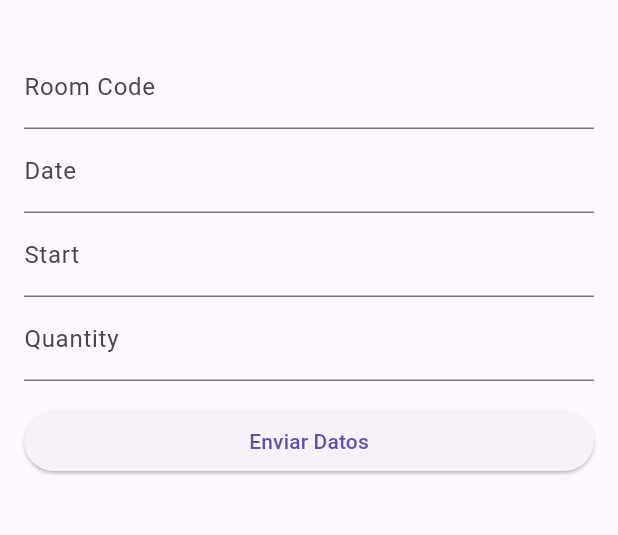
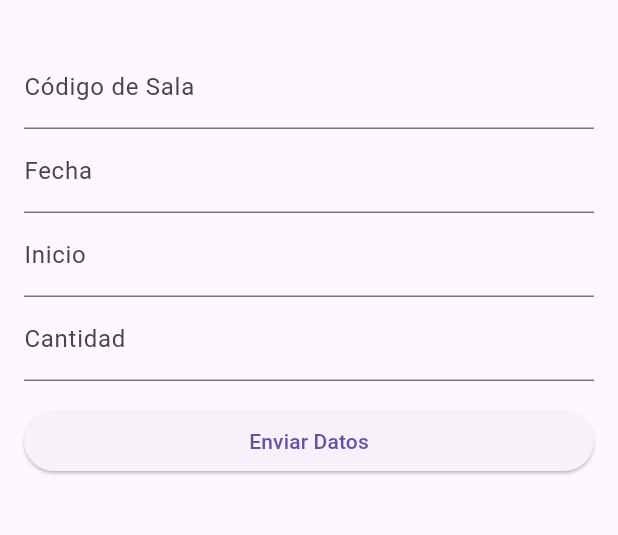
Before and after one commit to ggonu20/Proyecto-Movil-paralela, a Flutter app: the FormsreserveRequest screen opened directly, on a phone screen of 412 x 824 dp, the part 63-598 px from its top. Run offline on Flutter 3.47's test engine with Material 3 defaults, Android fonts, the phone set to English and light mode, and no system bars; our stand-ins replace google_sign_in, logger, shared_preferences; accounts and stored records are empty; network calls fail.

Commit message:
se modificaron los tags en pantalla en todos los forms

```diff
--- a/flutter/lib/forms/reserveCancel_form.dart
+++ b/flutter/lib/forms/reserveCancel_form.dart
@@ -28,11 +28,11 @@ class _ReserveCancelFormState extends State<ReserveCancelForm> {
           children: [
             TextField(
               controller: roomCodeController,
-              decoration: const InputDecoration(labelText: 'Room Code'),
+              decoration: const InputDecoration(labelText: 'Código de Sala'),
             ),
             TextField(
               controller: bookingTokenController,
-              decoration: const InputDecoration(labelText: 'Booking Token'),
+              decoration: const InputDecoration(labelText: 'Token'),
             ),
             const SizedBox(height: 16),
             ElevatedButton(
--- a/flutter/lib/forms/reserveInfo_forms.dart
+++ b/flutter/lib/forms/reserveInfo_forms.dart
@@ -17,14 +17,14 @@ class _FormsScreenState extends State<FormsreserveInfo> {
 
   String? roomCodeValidator(String? value){
     if (value == null || value.isEmpty){
-      return 'Ingrese el Room Code';
+      return 'Ingrese el Código de Sala';
     }
     return null;
   }
 
   String? startValidator(String? value){
     if (value == null || value.isEmpty){
-      return 'Ingrese el start';
+      return 'Ingrese el Inicio';
     }
     return null;
   }
@@ -42,12 +42,12 @@ class _FormsScreenState extends State<FormsreserveInfo> {
           children: [
             TextFormField(
               controller: roomCodeController,
-              decoration: const InputDecoration(labelText: 'Room Code'),
+              decoration: const InputDecoration(labelText: 'Código de Sala'),
               validator: roomCodeValidator,
             ),
             TextFormField(
               controller: startController,
-              decoration: const InputDecoration(labelText: 'Start'),
+              decoration: const InputDecoration(labelText: 'Inicio'),
               validator: startValidator,
             ),
             const SizedBox(height: 16),
--- a/flutter/lib/forms/reserveRequest_forms.dart
+++ b/flutter/lib/forms/reserveRequest_forms.dart
@@ -19,28 +19,28 @@ class _FormsScreenState extends State<FormsreserveRequest> {
 
   String? roomCodeValidator(String? value){
     if (value == null || value.isEmpty){
-      return 'Ingrese el Room Code';
+      return 'Ingrese el Código de Sala';
     }
     return null;
   }
 
   String? dateValidator(String? value){
     if (value == null || value.isEmpty){
-      return 'Ingrese el date';
+      return 'Ingrese la fecha';
     }
     return null;
   }
 
   String? startValidator(String? value){
     if (value == null || value.isEmpty){
-      return 'Ingrese el start';
+      return 'Ingrese el inicio';
     }
     return null;
   }
 
   String? quantityValidator(String? value){
     if (value == null || value.isEmpty){
-      return 'Ingrese el quantity';
+      return 'Ingrese la Cantidad';
     }
     return null;
   }
@@ -58,22 +58,22 @@ class _FormsScreenState extends State<FormsreserveRequest> {
           children: [
             TextFormField(
               controller: roomCodeController,
-              decoration: const InputDecoration(labelText: 'Room Code'),
+              decoration: const InputDecoration(labelText: 'Código de Sala'),
               validator: roomCodeValidator,
             ),
             TextFormField(
               controller: dateController,
-              decoration: const InputDecoration(labelText: 'Date'),
+              decoration: const InputDecoration(labelText: 'Fecha'),
               validator: dateValidator,
             ),
             TextFormField(
               controller: startController,
-              decoration: const InputDecoration(labelText: 'Start'),
+              decoration: const InputDecoration(labelText: 'Inicio'),
               validator: startValidator,
             ),
             TextFormField(
               controller: quantityController,
-              decoration: const InputDecoration(labelText: 'Quantity'),
+              decoration: const InputDecoration(labelText: 'Cantidad'),
               validator: quantityValidator,
             ),
             const SizedBox(height: 16),
--- a/flutter/lib/forms/reserveSearch_forms.dart
+++ b/flutter/lib/forms/reserveSearch_forms.dart
@@ -30,15 +30,15 @@ class _FormsScreenState extends State<FormsreserveSearch> {
           children: [
             TextField(
               controller: roomCodeController,
-              decoration: const InputDecoration(labelText: 'Room Code'),
+              decoration: const InputDecoration(labelText: 'Código de Sala'),
             ),
             TextField(
               controller: bookingTokenController,
-              decoration: const InputDecoration(labelText: 'Booking Token'),
+              decoration: const InputDecoration(labelText: 'Token'),
             ),
             TextField(
               controller: dateController,
-              decoration: const InputDecoration(labelText: 'Date'),
+              decoration: const InputDecoration(labelText: 'Fecha'),
             ),
             const SizedBox(height: 16),
             ElevatedButton(
--- a/flutter/lib/forms/salasSearch_forms.dart
+++ b/flutter/lib/forms/salasSearch_forms.dart
@@ -27,7 +27,7 @@ class _SalasSearchFormState extends State<SalasSearchForm> {
           children: [
             TextField(
               controller: roomCodeController,
-              decoration: const InputDecoration(labelText: 'Room Code'),
+              decoration: const InputDecoration(labelText: 'Código de Sala'),
             ),
             const SizedBox(height: 16),
             ElevatedButton(
--- a/flutter/lib/screens/home_screen.dart
+++ b/flutter/lib/screens/home_screen.dart
@@ -66,8 +66,7 @@ class HomeScreen extends StatelessWidget {
                         },
                         child: const Text('Desconectar Google'),
                       ),
-                  espacio(), // Espacio entre la boton y boton
-                      //Boton obtenerSalas prueba
+                      /*//Boton obtenerSalas prueba
                       ElevatedButton(
                         onPressed: () async {
                           String jwt = await GoogleService.getData('idToken');
@@ -75,7 +74,7 @@ class HomeScreen extends StatelessWidget {
                           //print('respuesta de obtener salas : $respuesta');
                         },
                         child: const Text('obtenerSalas'),
-                      ),
+                      ),*/
                   espacio(), // Espacio entre la boton y boton
                       //Boton reservas_screen
                       ElevatedButton(
```
